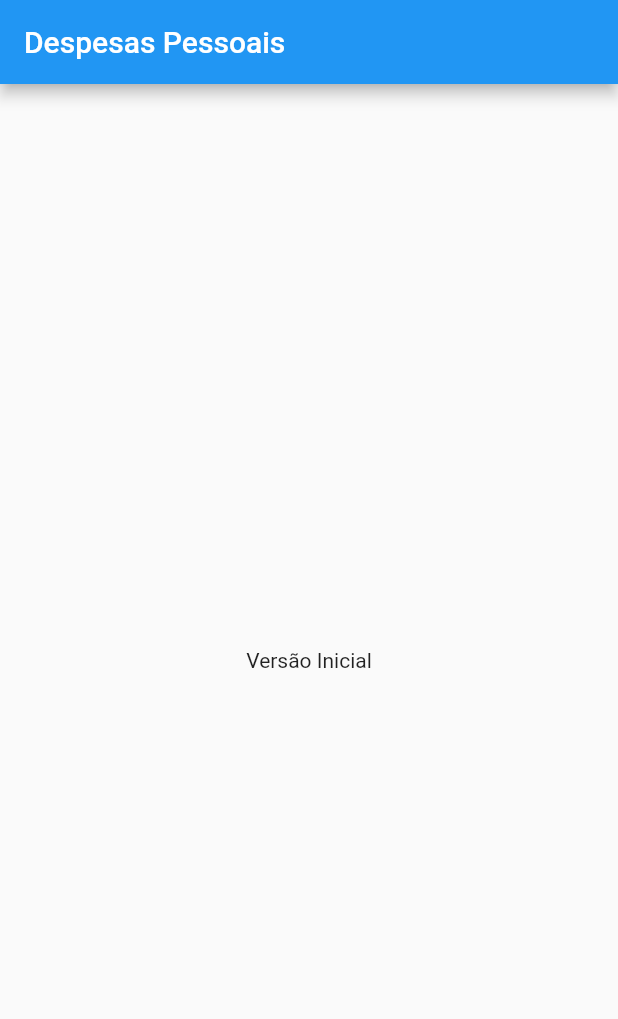
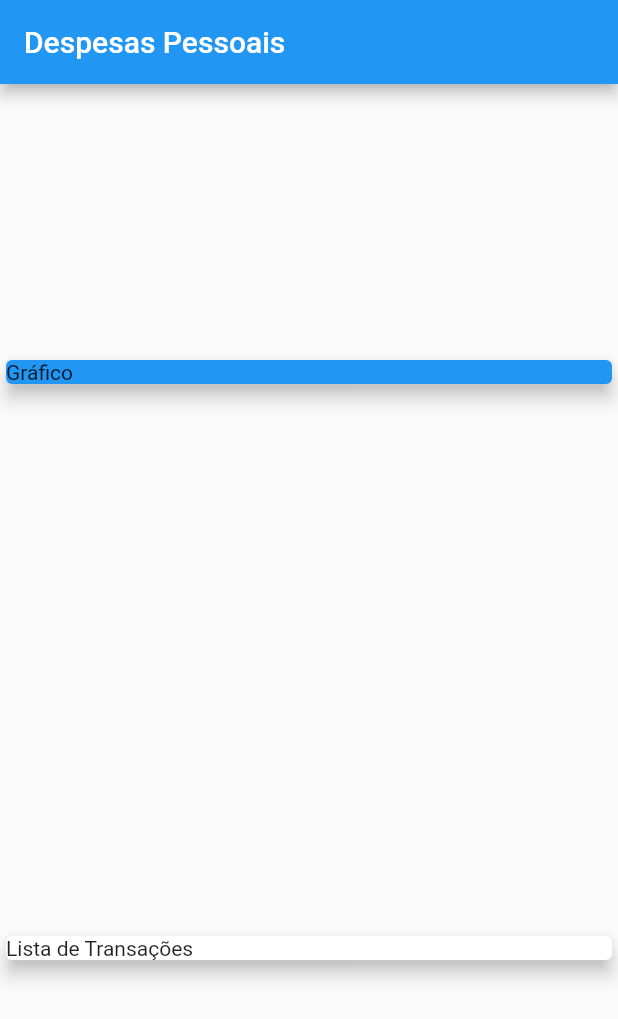
Before and after one commit to renataleite/expenses, a Flutter app: the screen it shows after launch, on a phone screen of 412 x 824 dp. Shown: the top 1019 px of the screen. Run offline on Flutter 3.47's test engine with Material 2 defaults, Android fonts, the phone set to English and light mode, and no system bars.

```diff
--- a/lib/main.dart
+++ b/lib/main.dart
@@ -1,3 +1,4 @@
+import 'package:expenses/models/transaction.dart';
 import 'package:flutter/material.dart';
 
 main() => runApp(ExpensesApp());
@@ -10,15 +11,40 @@ class ExpensesApp extends StatelessWidget {
 }
 
 class MyHomePage extends StatelessWidget {
+  final _transactions = [
+    Transaction(
+      id: 't1',
+      title: 'Novo Tênis de Corrida',
+      value: 310.76,
+      date: DateTime.now(),
+    ),
+    Transaction(
+      id: 't2',
+      title: 'Conta de luz',
+      value: 211.30,
+      date: DateTime.now(),
+    ),
+  ];
   @override
   Widget build(BuildContext context) {
     return Scaffold(
       appBar: AppBar(
         title: Text('Despesas Pessoais'),
       ),
-      body: Center(
-        child: Text('Versão Inicial'),
-      ),
+      body: Column(
+          mainAxisAlignment: MainAxisAlignment.spaceAround,
+          crossAxisAlignment: CrossAxisAlignment.stretch,
+          children: <Widget>[
+            Container(
+              width: double.infinity,
+              child: Card(
+                color: Colors.blue,
+                child: Text('Gráfico'),
+                elevation: 5,
+              ),
+            ),
+            Card(child: Text('Lista de Transações'), elevation: 5)
+          ]),
     );
   }
 }
--- /dev/null
+++ b/lib/models/transaction.dart
@@ -0,0 +1,15 @@
+import 'package:flutter/foundation.dart';
+
+class Transaction {
+  final String id;
+  final String title;
+  final double value;
+  final DateTime date;
+
+  Transaction({
+    @required this.id,
+    @required this.title,
+    @required this.value,
+    @required this.date,
+  });
+}
```
